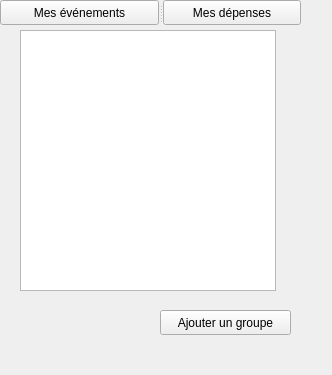
First picture: the form in gestiongroupes.ui, repository Obsywon/ShareCount, before the edit.
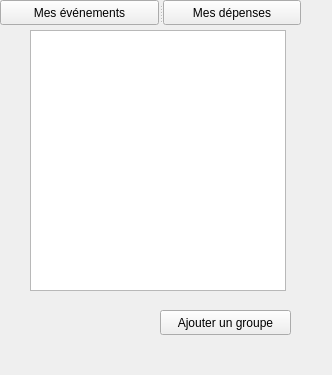
Second picture: the form after the edit.

Diff of the .ui file:
```diff
--- a/gestiongroupes.ui
+++ b/gestiongroupes.ui
@@ -16,7 +16,7 @@
   <widget class="QListWidget" name="groupes">
    <property name="geometry">
     <rect>
-     <x>20</x>
+     <x>30</x>
      <y>30</y>
      <width>256</width>
      <height>261</height>
```
